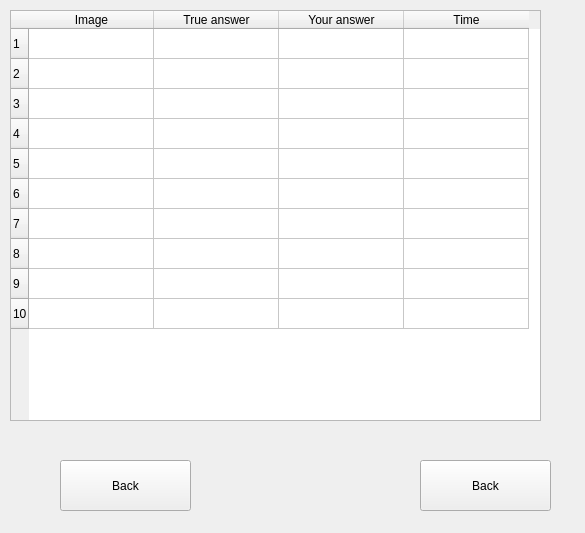
This is Interface/AfterFirstInterface.ui in MichailKon/EmotionTrainer as Qt 5 draws it before an edit. The edited form follows.
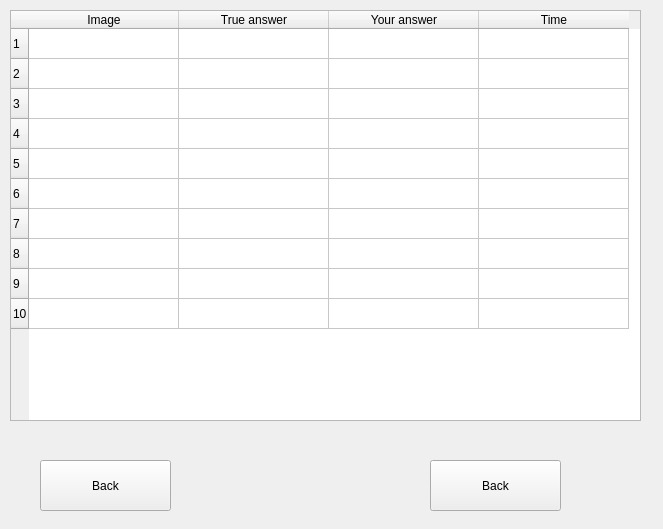
This is the edited form.

```diff
--- a/Interface/AfterFirstInterface.ui
+++ b/Interface/AfterFirstInterface.ui
@@ -6,8 +6,8 @@
    <rect>
     <x>0</x>
     <y>0</y>
-    <width>585</width>
-    <height>533</height>
+    <width>663</width>
+    <height>529</height>
    </rect>
   </property>
   <property name="windowTitle">
@@ -18,7 +18,7 @@
     <rect>
      <x>10</x>
      <y>10</y>
-     <width>531</width>
+     <width>631</width>
      <height>411</height>
     </rect>
    </property>
@@ -35,7 +35,7 @@
     <bool>false</bool>
    </attribute>
    <attribute name="horizontalHeaderDefaultSectionSize">
-    <number>125</number>
+    <number>150</number>
    </attribute>
    <attribute name="verticalHeaderHighlightSections">
     <bool>true</bool>
@@ -74,7 +74,7 @@
   <widget class="QPushButton" name="ToMainWindow">
    <property name="geometry">
     <rect>
-     <x>60</x>
+     <x>40</x>
      <y>460</y>
      <width>131</width>
      <height>51</height>
@@ -87,7 +87,7 @@
   <widget class="QPushButton" name="ToAfterFirst">
    <property name="geometry">
     <rect>
-     <x>420</x>
+     <x>430</x>
      <y>460</y>
      <width>131</width>
      <height>51</height>
```
